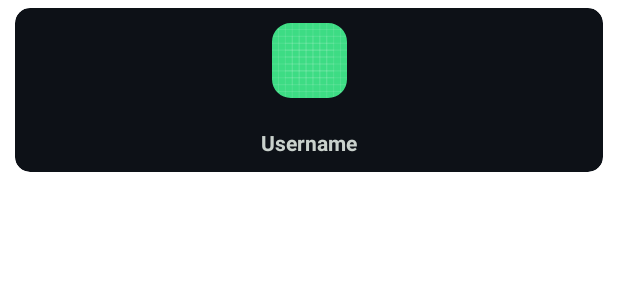
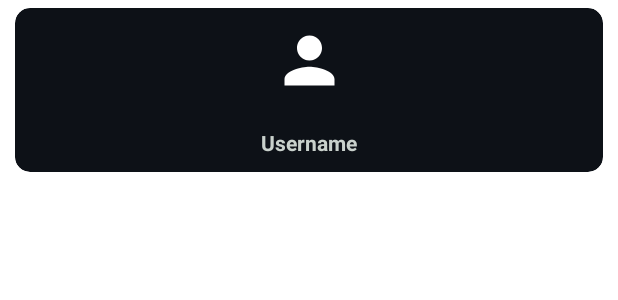
Before and after one commit to daffarandika/Github-Users, an Android app: the layout item_github_user_grid.xml on its own in the app's theme, with its tools: preview values and no code run, on a phone screen of 412 x 824 dp. Shown: the top 300 px of the screen. Run offline under Robolectric (Android 15) with nearby library versions, the phone set to English and light mode, and no system bars.

Commit message:
added profile pic

```diff
--- /dev/null
+++ b/app/src/main/res/drawable/baseline_person_24.xml
@@ -0,0 +1,5 @@
+<vector android:height="24dp" android:tint="#FFFFFF"
+    android:viewportHeight="24" android:viewportWidth="24"
+    android:width="24dp" xmlns:android="http://schemas.android.com/apk/res/android">
+    <path android:fillColor="@android:color/white" android:pathData="M12,12c2.21,0 4,-1.79 4,-4s-1.79,-4 -4,-4 -4,1.79 -4,4 1.79,4 4,4zM12,14c-2.67,0 -8,1.34 -8,4v2h16v-2c0,-2.66 -5.33,-4 -8,-4z"/>
+</vector>
--- a/app/src/main/res/layout/activity_detail.xml
+++ b/app/src/main/res/layout/activity_detail.xml
@@ -29,7 +29,7 @@
                     android:layout_width="100dp"
                     android:layout_height="100dp"
                     android:layout_margin="5dp"
-                    android:src="@drawable/ic_launcher_background"
+                    android:src="@drawable/baseline_person_24"
                     app:layout_constraintBottom_toTopOf="@id/tvName"
                     app:layout_constraintStart_toStartOf="parent"
                     app:layout_constraintTop_toTopOf="parent"
--- a/app/src/main/res/layout/item_github_user_grid.xml
+++ b/app/src/main/res/layout/item_github_user_grid.xml
@@ -22,7 +22,7 @@
             app:layout_constraintEnd_toEndOf="parent"
             app:layout_constraintTop_toTopOf="parent"
             app:layout_constraintBottom_toTopOf="@id/tvUsername"
-            android:background="@drawable/ic_launcher_background"
+            android:background="@drawable/baseline_person_24"
             />
         <TextView
             android:id="@+id/tvUsername"
--- a/app/src/main/res/layout/item_github_user_linear.xml
+++ b/app/src/main/res/layout/item_github_user_linear.xml
@@ -21,7 +21,7 @@
             app:layout_constraintStart_toStartOf="parent"
             app:layout_constraintTop_toTopOf="parent"
             app:layout_constraintBottom_toBottomOf="parent"
-            android:background="@drawable/ic_launcher_background"
+            android:background="@drawable/baseline_person_24"
             />
         <TextView
             android:id="@+id/tvUsername"
```
